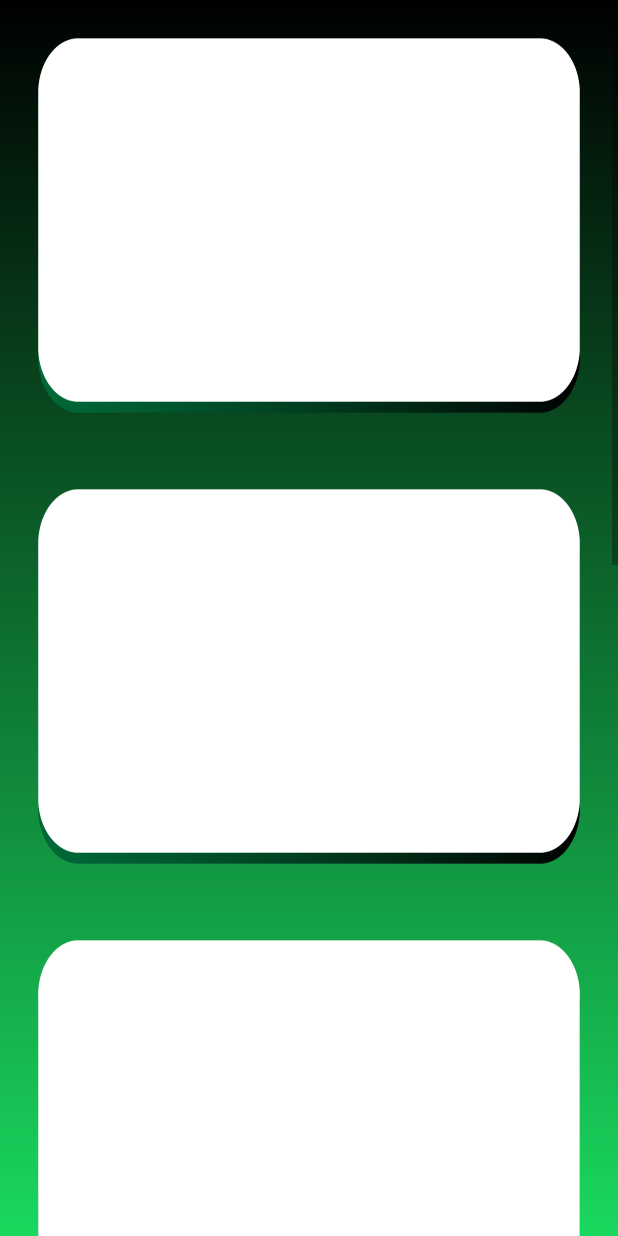
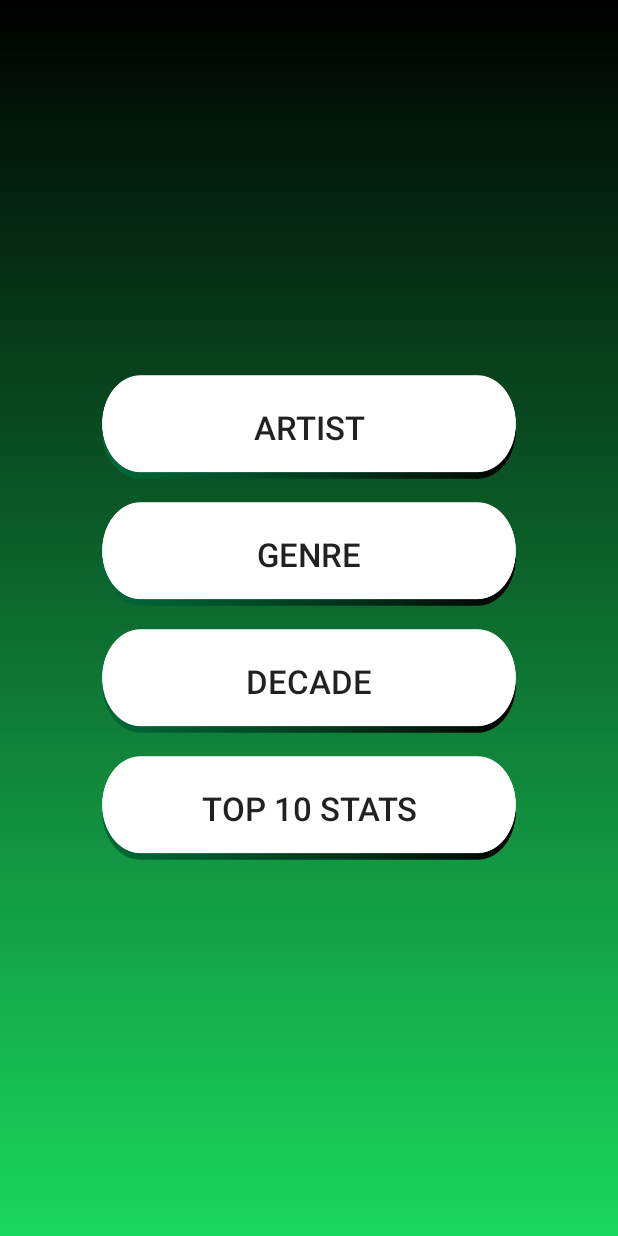
Before and after one commit to MarckRedcar/SpotiQuiz, an Android app: the StatsActivity screen opened directly, with no data from a screen before it, on a phone screen of 412 x 824 dp. Run offline under Robolectric (Android 15) with nearby library versions, the phone set to English and light mode, and no system bars.

Commit message:
add sub activities stats

```diff
--- a/app/src/main/AndroidManifest.xml
+++ b/app/src/main/AndroidManifest.xml
@@ -9,6 +9,10 @@
         android:roundIcon="@mipmap/logo"
         android:supportsRtl="true"
         android:theme="@style/AppTheme">
+        <activity android:name=".StatsActivityTop10"></activity>
+        <activity android:name=".StatsActivityDecade" />
+        <activity android:name=".StatsActivityGenre" />
+        <activity android:name=".StatsActivityArtist" />
         <activity android:name=".MainActivity">
             <intent-filter>
                 <action android:name="android.intent.action.MAIN" />
--- a/app/src/main/java/com/example/spotiquiz/StatsActivity.java
+++ b/app/src/main/java/com/example/spotiquiz/StatsActivity.java
@@ -4,14 +4,130 @@ import androidx.appcompat.app.AppCompatActivity;
 
 import android.content.Intent;
 import android.os.Bundle;
+import android.view.MotionEvent;
 import android.view.View;
+import android.view.animation.Animation;
+import android.view.animation.AnimationUtils;
 import android.widget.Button;
 
 public class StatsActivity extends AppCompatActivity {
+    private Button artistBtn;
+    private Button genreBtn;
+    private Button decadeBtn;
+    private Button top10Btn;
+    private Animation scaleUp, scaleDown;
 
     @Override
     protected void onCreate(Bundle savedInstanceState) {
         super.onCreate(savedInstanceState);
         setContentView(R.layout.activity_stats);
+
+        artistBtn = findViewById(R.id.artist_button);
+        genreBtn = findViewById(R.id.genre_button);
+        decadeBtn = findViewById(R.id.decade_button);
+        top10Btn = findViewById(R.id.top10_button);
+
+        scaleUp = AnimationUtils.loadAnimation(this, R.anim.scale_up);
+        scaleDown = AnimationUtils.loadAnimation(this, R.anim.scale_down);
+
+        //pressed artist button animation
+        artistBtn.setOnTouchListener(new View.OnTouchListener() {
+            @Override
+            public boolean onTouch(View view, MotionEvent motionEvent) {
+                if (motionEvent.getAction()==MotionEvent.ACTION_DOWN) {
+                    artistBtn.startAnimation(scaleUp);
+                } else if (motionEvent.getAction()==MotionEvent.ACTION_UP) {
+                    artistBtn.startAnimation(scaleDown);
+                }
+                return false;
+            }
+        });
+
+        //pressed genre button animation
+        genreBtn.setOnTouchListener(new View.OnTouchListener() {
+            @Override
+            public boolean onTouch(View view, MotionEvent motionEvent) {
+                if (motionEvent.getAction()==MotionEvent.ACTION_DOWN) {
+                    genreBtn.startAnimation(scaleUp);
+                } else if (motionEvent.getAction()==MotionEvent.ACTION_UP) {
+                    genreBtn.startAnimation(scaleDown);
+                }
+                return false;
+            }
+        });
+
+        //pressed decade button animation
+        decadeBtn.setOnTouchListener(new View.OnTouchListener() {
+            @Override
+            public boolean onTouch(View view, MotionEvent motionEvent) {
+                if (motionEvent.getAction()==MotionEvent.ACTION_DOWN) {
+                    decadeBtn.startAnimation(scaleUp);
+                } else if (motionEvent.getAction()==MotionEvent.ACTION_UP) {
+                    decadeBtn.startAnimation(scaleDown);
+                }
+                return false;
+            }
+        });
+
+        //pressed top 10 button animation
+        top10Btn.setOnTouchListener(new View.OnTouchListener() {
+            @Override
+            public boolean onTouch(View view, MotionEvent motionEvent) {
+                if (motionEvent.getAction()==MotionEvent.ACTION_DOWN) {
+                    top10Btn.startAnimation(scaleUp);
+                } else if (motionEvent.getAction()==MotionEvent.ACTION_UP) {
+                    top10Btn.startAnimation(scaleDown);
+                }
+                return false;
+            }
+        });
+
+        artistBtn.setOnClickListener(new View.OnClickListener() {
+            @Override
+            public void onClick(View view) {
+                openStatsActivityArtist();
+            }
+        });
+
+        genreBtn.setOnClickListener(new View.OnClickListener() {
+            @Override
+            public void onClick(View view) {
+                openStatsActivityGenre();
+            }
+        });
+
+        decadeBtn.setOnClickListener(new View.OnClickListener() {
+            @Override
+            public void onClick(View view) {
+                openStatsActivityDecade();
+            }
+        });
+
+        top10Btn.setOnClickListener(new View.OnClickListener() {
+            @Override
+            public void onClick(View view) {
+                openStatsActivityTop10();
+            }
+        });
+    }
+
+    public void openStatsActivityArtist() {
+        Intent intent = new Intent(this, StatsActivityArtist.class);
+        startActivity(intent);
+    }
+
+    public void openStatsActivityGenre() {
+        Intent intent = new Intent(this, StatsActivityGenre.class);
+        startActivity(intent);
+    }
+
+    public void openStatsActivityDecade() {
+        Intent intent = new Intent(this, StatsActivityDecade.class);
+        startActivity(intent);
+    }
+
+    public void openStatsActivityTop10() {
+        Intent intent = new Intent(this, StatsActivityTop10.class);
+        startActivity(intent);
     }
 }
--- a/app/src/main/res/layout/activity_stats.xml
+++ b/app/src/main/res/layout/activity_stats.xml
@@ -1,5 +1,5 @@
 <?xml version="1.0" encoding="utf-8"?>
-<ScrollView xmlns:android="http://schemas.android.com/apk/res/android"
+<RelativeLayout xmlns:android="http://schemas.android.com/apk/res/android"
     xmlns:app="http://schemas.android.com/apk/res-auto"
     xmlns:tools="http://schemas.android.com/tools"
     android:layout_width="match_parent"
@@ -10,90 +10,54 @@
     tools:context=".MainActivity">
 
     <LinearLayout
-        android:id="@+id/score_layout"
-        android:layout_width="wrap_content"
+        android:id="@+id/stats_layout"
+        android:layout_width="match_parent"
         android:layout_height="wrap_content"
         android:orientation="vertical"
         android:layout_centerHorizontal="true">
 
-        <TextView
-            android:id="@+id/level_score1"
-            android:layout_width="wrap_content"
-            android:layout_height="250dp"
+        <Button
+            android:id="@+id/artist_button"
+            android:layout_width="276dp"
+            android:layout_height="69dp"
             android:layout_gravity="center"
-            android:layout_margin="25dp"
-            android:background="@drawable/domanda"
-            android:text=""
-            android:textAlignment="center"
-            android:textColor="@color/black"
-            android:textStyle="bold"
-            android:textSize="30dp" />
+            android:layout_marginTop="15dp"
+            android:background="@drawable/bottone"
+            android:text="ARTIST"
+            android:textSize="22dp" />
 
-        <TextView
-            android:id="@+id/level_score2"
-            android:layout_width="wrap_content"
-            android:layout_height="250dp"
+        <Button
+            android:id="@+id/genre_button"
+            android:layout_width="276dp"
+            android:layout_height="69dp"
             android:layout_gravity="center"
-            android:layout_margin="25dp"
-            android:background="@drawable/domanda"
-            android:text=""
-            android:textAlignment="center"
-            android:textColor="@color/black"
-            android:textStyle="bold"
-            android:textSize="30dp" />
+            android:layout_marginTop="15dp"
+            android:background="@drawable/bottone"
+            android:text="GENRE"
+            android:textSize="22dp" />
 
-        <TextView
-            android:id="@+id/level_score3"
-            android:layout_width="wrap_content"
-            android:layout_height="250dp"
+        <Button
+            android:id="@+id/decade_button"
+            android:layout_width="276dp"
+            android:layout_height="69dp"
             android:layout_gravity="center"
-            android:layout_margin="25dp"
-            android:background="@drawable/domanda"
-            android:text=""
-            android:textAlignment="center"
-            android:textColor="@color/black"
-            android:textStyle="bold"
-            android:textSize="30dp" />
+            android:layout_marginTop="15dp"
+            android:background="@drawable/bottone"
+            android:text="DECADE"
+            android:textSize="22dp" />
 
-        <TextView
-            android:id="@+id/level_score4"
-            android:layout_width="wrap_content"
-            android:layout_height="250dp"
+        <Button
+            android:id="@+id/top10_button"
+            android:layout_width="276dp"
+            android:layout_height="69dp"
             android:layout_gravity="center"
-            android:layout_margin="25dp"
-            android:background="@drawable/domanda"
-            android:text=""
-            android:textAlignment="center"
-            android:textColor="@color/black"
-            android:textStyle="bold"
-            android:textSize="30dp" />
+            android:layout_marginTop="15dp"
+            android:layout_marginBottom="15dp"
+            android:background="@drawable/bottone"
+            android:text="TOP 10 STATS"
+            android:textSize="22dp" />
 
-        <TextView
-            android:id="@+id/level_score5"
-            android:layout_width="wrap_content"
-            android:layout_height="250dp"
-            android:layout_gravity="center"
-            android:layout_margin="25dp"
-            android:background="@drawable/domanda"
-            android:text=""
-            android:textAlignment="center"
-            android:textColor="@color/black"
-            android:textStyle="bold"
-            android:textSize="30dp" />
-
-        <TextView
-            android:id="@+id/level_score6"
-            android:layout_width="wrap_content"
-            android:layout_height="250dp"
-            android:layout_gravity="center"
-            android:layout_margin="25dp"
-            android:background="@drawable/domanda"
-            android:text=""
-            android:textAlignment="center"
-            android:textColor="@color/black"
-            android:textStyle="bold"
-            android:textSize="30dp" />
 
     </LinearLayout>
 
-</ScrollView>
+</RelativeLayout>
```
Also changed, not shown: app/src/main/java/com/example/spotiquiz/StatsActivityArtist.java (added, +14 -0 lines), app/src/main/java/com/example/spotiquiz/StatsActivityDecade.java (added, +14 -0 lines), app/src/main/java/com/example/spotiquiz/StatsActivityGenre.java (added, +14 -0 lines), app/src/main/java/com/example/spotiquiz/StatsActivityTop10.java (added, +14 -0 lines), app/src/main/res/layout/activity_stats_artist.xml (added, +12 -0 lines), app/src/main/res/layout/activity_stats_decade.xml (added, +12 -0 lines), app/src/main/res/layout/activity_stats_genre.xml (added, +12 -0 lines), app/src/main/res/layout/activity_stats_top10.xml (added, +12 -0 lines).
